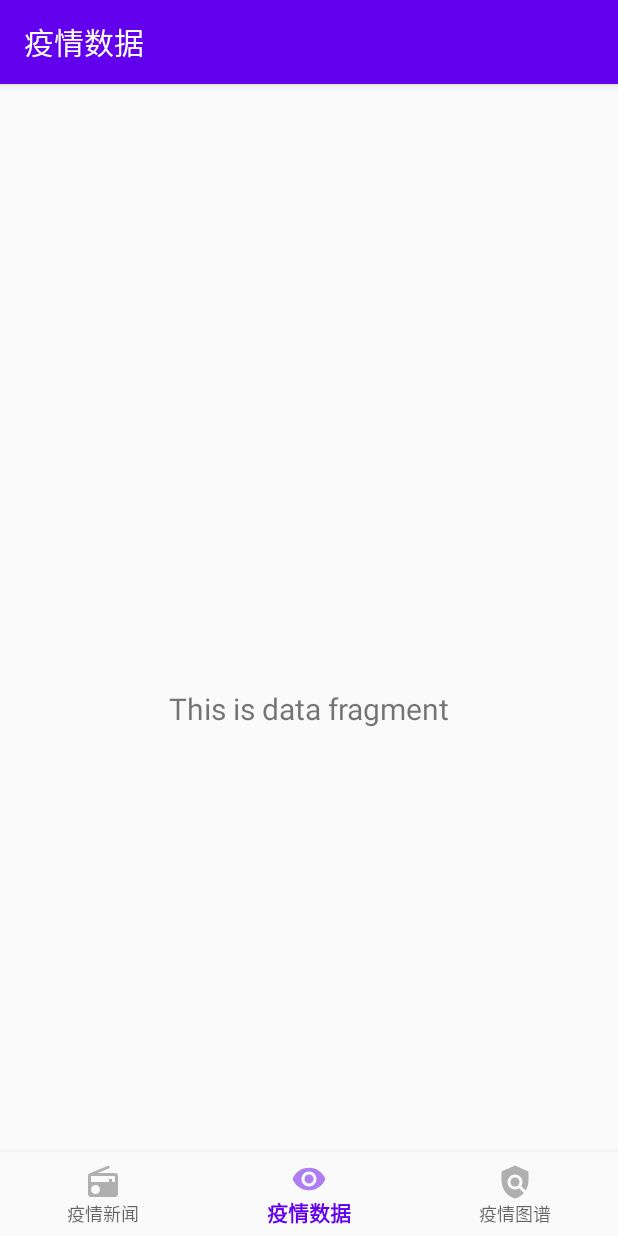
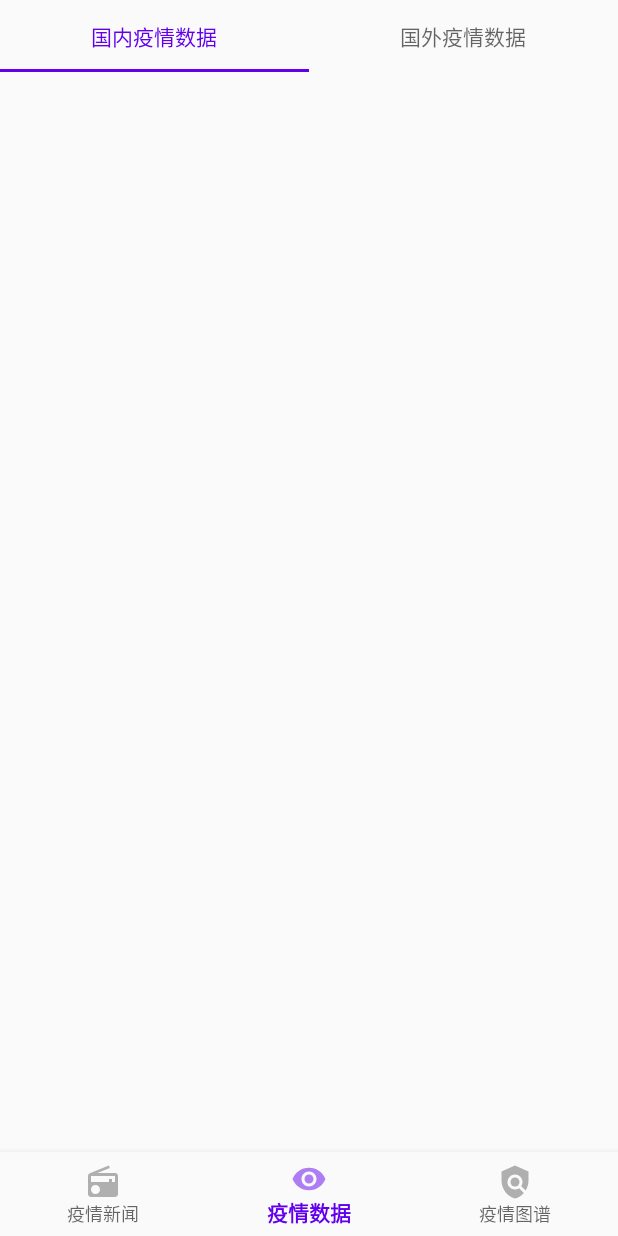
Before and after one commit to youyl/SysCOVID19, an Android app: the DataFragment screen opened through its navigation route, on a phone screen of 412 x 824 dp. Run offline under Robolectric (Android 15) with nearby library versions, the phone set to English and light mode, and no system bars; our stand-ins replace navigation-ui.

Commit message:
data categories

```diff
--- a/app/src/main/java/com/example/syscovid19/MainActivity.java
+++ b/app/src/main/java/com/example/syscovid19/MainActivity.java
@@ -1,8 +1,6 @@
 package com.example.syscovid19;
 
 import android.os.Bundle;
-
-import com.google.android.material.bottomnavigation.BottomNavigationView;
 
 import androidx.appcompat.app.AppCompatActivity;
 import androidx.navigation.NavController;
@@ -10,12 +8,15 @@ import androidx.navigation.Navigation;
 import androidx.navigation.ui.AppBarConfiguration;
 import androidx.navigation.ui.NavigationUI;
 
+import com.google.android.material.bottomnavigation.BottomNavigationView;
+
 public class MainActivity extends AppCompatActivity {
 
     @Override
     protected void onCreate(Bundle savedInstanceState) {
         super.onCreate(savedInstanceState);
         setContentView(R.layout.activity_main);
+        getSupportActionBar().hide();
         BottomNavigationView navView = findViewById(R.id.nav_view);
         // Passing each menu ID as a set of Ids because each
         // menu should be considered as top level destinations.
--- a/app/src/main/java/com/example/syscovid19/ui/data/DataFragment.java
+++ b/app/src/main/java/com/example/syscovid19/ui/data/DataFragment.java
@@ -4,18 +4,21 @@ import android.os.Bundle;
 import android.view.LayoutInflater;
 import android.view.View;
 import android.view.ViewGroup;
-import android.widget.TextView;
 
 import androidx.annotation.NonNull;
-import androidx.annotation.Nullable;
 import androidx.fragment.app.Fragment;
-import androidx.lifecycle.Observer;
+import androidx.fragment.app.FragmentManager;
+import androidx.fragment.app.FragmentStatePagerAdapter;
 import androidx.lifecycle.ViewModelProviders;
+import androidx.viewpager.widget.ViewPager;
 
 import com.example.syscovid19.R;
+import com.google.android.material.tabs.TabLayout;
 
 public class DataFragment extends Fragment {
 
+    private final String[] TITLES = new String[] {"国内疫情数据", "国外疫情数据"};
+    private DataPagerAdapter pagerAdapter;
     private DataViewModel dataViewModel;
 
     public View onCreateView(@NonNull LayoutInflater inflater,
@@ -23,13 +26,39 @@ public class DataFragment extends Fragment {
         dataViewModel =
                 ViewModelProviders.of(this).get(DataViewModel.class);
         View root = inflater.inflate(R.layout.fragment_data, container, false);
-        final TextView textView = root.findViewById(R.id.text_data);
-        dataViewModel.getText().observe(getViewLifecycleOwner(), new Observer<String>() {
-            @Override
-            public void onChanged(@Nullable String s) {
-                textView.setText(s);
-            }
-        });
+        // Inflate the layout for this fragment
+        ViewPager viewPager = (ViewPager) root.findViewById(R.id.view_pager);
+
+        TabLayout tabLayout = (TabLayout) root.findViewById(R.id.tab_layout);
+        for (int i = 0; i < TITLES.length; i++)
+            tabLayout.addTab(tabLayout.newTab().setText(TITLES[i]));
+
+        viewPager.setAdapter(pagerAdapter);
+        tabLayout.setupWithViewPager(viewPager);
+
         return root;
     }
+
+    private class DataPagerAdapter extends FragmentStatePagerAdapter {
+
+        public DataPagerAdapter(FragmentManager fm) {
+            super(fm);
+        }
+
+        @Override
+        public Fragment getItem(int position) {
+            return DataSubFragment.newInstance(position);
+        }
+
+        @Override
+        public CharSequence getPageTitle(int position) {
+            return TITLES[position];
+        }
+
+        @Override
+        public int getCount() {
+            return TITLES.length;
+        }
+
+    }
 }
--- /dev/null
+++ b/app/src/main/java/com/example/syscovid19/ui/data/DataSubFragment.java
@@ -0,0 +1,15 @@
+package com.example.syscovid19.ui.data;
+
+import android.os.Bundle;
+
+import androidx.fragment.app.Fragment;
+
+public class DataSubFragment extends Fragment {
+    public static DataSubFragment newInstance(int category) {
+        Bundle args = new Bundle();
+        DataSubFragment fragment = new DataSubFragment();
+        args.putInt("category", category);
+        fragment.setArguments(args);
+        return fragment;
+    }
+}
--- a/app/src/main/res/layout/activity_main.xml
+++ b/app/src/main/res/layout/activity_main.xml
@@ -3,8 +3,7 @@
     xmlns:app="http://schemas.android.com/apk/res-auto"
     android:id="@+id/container"
     android:layout_width="match_parent"
-    android:layout_height="match_parent"
-    android:paddingTop="?attr/actionBarSize">
+    android:layout_height="match_parent">
 
     <com.google.android.material.bottomnavigation.BottomNavigationView
         android:id="@+id/nav_view"
--- a/app/src/main/res/layout/fragment_data.xml
+++ b/app/src/main/res/layout/fragment_data.xml
@@ -1,22 +1,22 @@
 <?xml version="1.0" encoding="utf-8"?>
-<androidx.constraintlayout.widget.ConstraintLayout xmlns:android="http://schemas.android.com/apk/res/android"
+<LinearLayout xmlns:android="http://schemas.android.com/apk/res/android"
     xmlns:app="http://schemas.android.com/apk/res-auto"
     xmlns:tools="http://schemas.android.com/tools"
     android:layout_width="match_parent"
     android:layout_height="match_parent"
+    android:orientation="vertical"
     tools:context=".ui.data.DataFragment">
 
-    <TextView
-        android:id="@+id/text_data"
+    <com.google.android.material.tabs.TabLayout
+        android:id="@+id/tab_layout"
         android:layout_width="match_parent"
         android:layout_height="wrap_content"
-        android:layout_marginStart="8dp"
-        android:layout_marginTop="8dp"
-        android:layout_marginEnd="8dp"
-        android:textAlignment="center"
-        android:textSize="20sp"
-        app:layout_constraintBottom_toBottomOf="parent"
-        app:layout_constraintEnd_toEndOf="parent"
-        app:layout_constraintStart_toStartOf="parent"
-        app:layout_constraintTop_toTopOf="parent" />
-</androidx.constraintlayout.widget.ConstraintLayout>
+        app:tabIndicatorColor="@color/colorPrimary"
+        app:tabSelectedTextColor="@color/colorPrimary"/>
+
+    <androidx.viewpager.widget.ViewPager
+        android:id="@+id/view_pager"
+        android:layout_width="match_parent"
+        android:layout_height="match_parent" />
+
+</LinearLayout>
```
